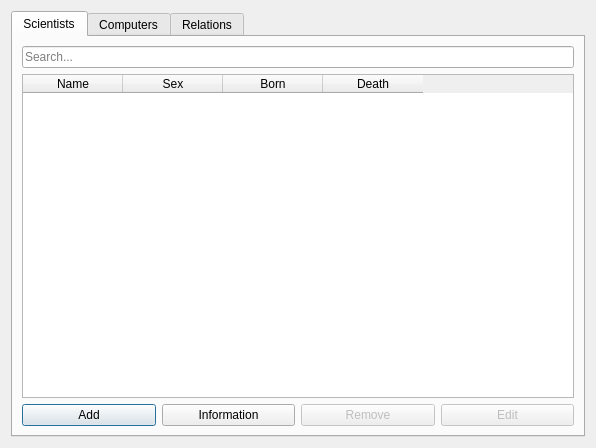
Qt form gui/list/listgui.ui (HelgiThomas/Verklegt31) before a commit.
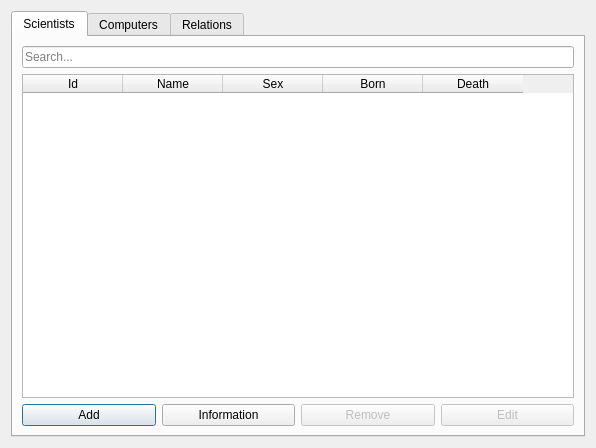
The same form after that commit. The open tabs and pages were chosen to show the change. Icons and pictures are not drawn.

Patch:
```diff
--- a/gui/list/listgui.ui
+++ b/gui/list/listgui.ui
@@ -40,6 +40,11 @@
          <property name="sortingEnabled">
           <bool>true</bool>
          </property>
+         <column>
+          <property name="text">
+           <string>Id</string>
+          </property>
+         </column>
          <column>
           <property name="text">
            <string>Name</string>
```
Left out of the diff: 7 changed lines with no effect on the pictures.
